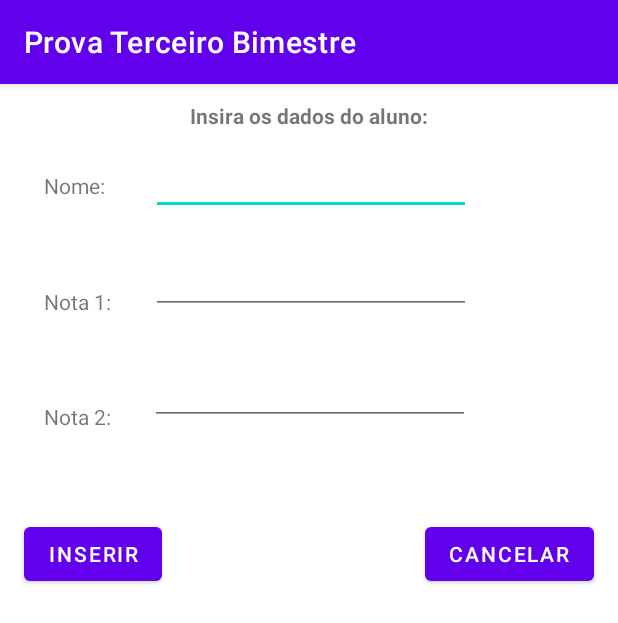
After one commit to JanSuno/Prova_Terceiro_Bimestre, an Android app: the fillStudentList screen opened directly, with no data from a screen before it, on a phone screen of 412 x 824 dp. The commit adds this screen. Shown: the top 623 px of the screen. Run offline under Robolectric (Android 15) with nearby library versions, the phone set to English and light mode, and no system bars.

Commit message:
Entrega quase finalizada

```diff
--- a/app/build.gradle
+++ b/app/build.gradle
@@ -25,6 +25,7 @@ android {
         sourceCompatibility JavaVersion.VERSION_1_8
         targetCompatibility JavaVersion.VERSION_1_8
     }
+    buildToolsVersion '30.0.3'
 }
 
 dependencies {
--- a/app/src/main/AndroidManifest.xml
+++ b/app/src/main/AndroidManifest.xml
@@ -10,6 +10,9 @@
         android:supportsRtl="true"
         android:theme="@style/Theme.ProvaTerceiroBimestre">
         <activity
+            android:name=".fillStudentList"
+            android:exported="true" />
+        <activity
             android:name=".MainActivity"
             android:exported="true">
             <intent-filter>
--- a/app/src/main/java/com/example/provaterceirobimestre/Student.java
+++ b/app/src/main/java/com/example/provaterceirobimestre/Student.java
@@ -1,6 +1,8 @@
 package com.example.provaterceirobimestre;
 
-public class Student {
+import java.io.Serializable;
+
+public class Student implements Serializable {
     private String name;
     private double average;
     private double grade1;
--- /dev/null
+++ b/app/src/main/java/com/example/provaterceirobimestre/fillStudentList.java
@@ -0,0 +1,66 @@
+package com.example.provaterceirobimestre;
+
+import androidx.appcompat.app.AppCompatActivity;
+
+import android.content.Intent;
+import android.os.Bundle;
+import android.view.View;
+import android.widget.Button;
+import android.widget.EditText;
+
+public class fillStudentList extends AppCompatActivity {
+
+    private EditText insertName;
+    private EditText insertGrade1;
+    private EditText insertGrade2;
+    private Button goBack;
+    private Button cancelAction;
+    @Override
+    protected void onCreate(Bundle savedInstanceState) {
+        super.onCreate(savedInstanceState);
+        setContentView(R.layout.activity_fill_student_list);
+        goBack = (Button) findViewById( R.id.goBack);
+        cancelAction = (Button) findViewById(R.id.cancelStudent);
+
+        goBack.setOnClickListener( new ListenerButtonReturn() );
+        cancelAction.setOnClickListener(new ListenerButtonCancel());
+    }
+    private class ListenerButtonReturn implements View.OnClickListener {
+        @Override
+        public void onClick(View view) {
+            String name, gr1, gr2;
+            double grade1, grade2, average;
+
+            insertName = (EditText) findViewById(R.id.insertName);
+            insertGrade1 = (EditText) findViewById(R.id.insertGrade1);
+            insertGrade2 = (EditText) findViewById(R.id.insertGrade2);
+
+            name = insertName.getText().toString();
+            gr1 = insertGrade1.getText().toString();
+            gr2 = insertGrade2.getText().toString();
+
+            grade1 = Double.parseDouble(gr1);
+            grade2 = Double.parseDouble(gr2);
+            average = (grade1 + grade2)/2;
+
+            Student student = new Student(name, grade1, grade2, average);
+
+            Intent i = new Intent(getApplicationContext(), MainActivity.class);
+
+            i.putExtra("Student", student);
+
+            setResult(RESULT_OK, i);
+
+            finish();
+        }
+    }
+    private class ListenerButtonCancel implements View.OnClickListener{
+        @Override
+        public void onClick(View view){
+            Intent i = new Intent(getApplicationContext(), MainActivity.class);
+            setResult(RESULT_CANCELED, i);
+            finish();
+        }
+    }
+
+}
--- /dev/null
+++ b/app/src/main/res/layout/activity_fill_student_list.xml
@@ -0,0 +1,116 @@
+<?xml version="1.0" encoding="utf-8"?>
+<androidx.constraintlayout.widget.ConstraintLayout xmlns:android="http://schemas.android.com/apk/res/android"
+    xmlns:app="http://schemas.android.com/apk/res-auto"
+    xmlns:tools="http://schemas.android.com/tools"
+    android:layout_width="match_parent"
+    android:layout_height="match_parent"
+    tools:context=".fillStudentList">
+
+    <TextView
+        android:id="@+id/textView"
+        android:layout_width="wrap_content"
+        android:layout_height="wrap_content"
+        android:text="Insira os dados do aluno:"
+        android:textStyle="bold"
+        app:layout_constraintBottom_toTopOf="@+id/insertName"
+        app:layout_constraintEnd_toEndOf="parent"
+        app:layout_constraintStart_toStartOf="parent"
+        app:layout_constraintTop_toTopOf="parent" />
+
+    <EditText
+        android:id="@+id/insertName"
+        android:layout_width="wrap_content"
+        android:layout_height="wrap_content"
+        android:ems="10"
+        android:inputType="textPersonName"
+        app:layout_constraintBottom_toBottomOf="parent"
+        app:layout_constraintEnd_toEndOf="parent"
+        app:layout_constraintHorizontal_bias="0.236"
+        app:layout_constraintStart_toEndOf="@+id/textView2"
+        app:layout_constraintTop_toTopOf="parent"
+        app:layout_constraintVertical_bias="0.058" />
+
+    <TextView
+        android:id="@+id/textView2"
+        android:layout_width="wrap_content"
+        android:layout_height="wrap_content"
+        android:text="Nome:"
+        app:layout_constraintBottom_toTopOf="@+id/textView3"
+        app:layout_constraintEnd_toEndOf="parent"
+        app:layout_constraintHorizontal_bias="0.079"
+        app:layout_constraintStart_toStartOf="parent"
+        app:layout_constraintTop_toTopOf="parent" />
+
+    <TextView
+        android:id="@+id/textView3"
+        android:layout_width="wrap_content"
+        android:layout_height="wrap_content"
+        android:text="Nota 1:"
+        app:layout_constraintBottom_toTopOf="@+id/textView4"
+        app:layout_constraintEnd_toEndOf="parent"
+        app:layout_constraintHorizontal_bias="0.079"
+        app:layout_constraintStart_toStartOf="parent"
+        app:layout_constraintTop_toBottomOf="@+id/textView2" />
+
+    <TextView
+        android:id="@+id/textView4"
+        android:layout_width="wrap_content"
+        android:layout_height="wrap_content"
+        android:text="Nota 2:"
+        app:layout_constraintBottom_toTopOf="@+id/goBack"
+        app:layout_constraintEnd_toEndOf="parent"
+        app:layout_constraintHorizontal_bias="0.079"
+        app:layout_constraintStart_toStartOf="parent"
+        app:layout_constraintTop_toBottomOf="@+id/textView3" />
+
+    <EditText
+        android:id="@+id/insertGrade1"
+        android:layout_width="wrap_content"
+        android:layout_height="wrap_content"
+        android:layout_marginStart="24dp"
+        android:ems="10"
+        android:inputType="textPersonName"
+        app:layout_constraintBottom_toTopOf="@+id/insertGrade2"
+        app:layout_constraintEnd_toEndOf="parent"
+        app:layout_constraintHorizontal_bias="0.028"
+        app:layout_constraintStart_toEndOf="@+id/textView3"
+        app:layout_constraintTop_toBottomOf="@+id/insertName"
+        app:layout_constraintVertical_bias="0.418" />
+
+    <EditText
+        android:id="@+id/insertGrade2"
+        android:layout_width="wrap_content"
+        android:layout_height="wrap_content"
+        android:ems="10"
+        android:inputType="textPersonName"
+        app:layout_constraintBottom_toBottomOf="parent"
+        app:layout_constraintEnd_toEndOf="parent"
+        app:layout_constraintHorizontal_bias="0.208"
+        app:layout_constraintStart_toEndOf="@+id/textView4"
+        app:layout_constraintTop_toTopOf="@+id/textView"
+        app:layout_constraintVertical_bias="0.24" />
+
+    <Button
+        android:id="@+id/goBack"
+        android:layout_width="wrap_content"
+        android:layout_height="wrap_content"
+        android:text="Inserir"
+        app:layout_constraintBottom_toBottomOf="parent"
+        app:layout_constraintEnd_toStartOf="@+id/cancelStudent"
+        app:layout_constraintHorizontal_bias="0.084"
+        app:layout_constraintStart_toStartOf="parent"
+        app:layout_constraintTop_toTopOf="parent"
+        app:layout_constraintVertical_bias="0.402" />
+
+    <Button
+        android:id="@+id/cancelStudent"
+        android:layout_width="wrap_content"
+        android:layout_height="wrap_content"
+        android:text="Cancelar"
+        app:layout_constraintBottom_toBottomOf="parent"
+        app:layout_constraintEnd_toEndOf="parent"
+        app:layout_constraintHorizontal_bias="0.946"
+        app:layout_constraintStart_toStartOf="parent"
+        app:layout_constraintTop_toTopOf="parent"
+        app:layout_constraintVertical_bias="0.402" />
+</androidx.constraintlayout.widget.ConstraintLayout>
--- a/app/src/main/res/layout/activity_main.xml
+++ b/app/src/main/res/layout/activity_main.xml
@@ -19,7 +19,7 @@
         app:layout_constraintTop_toTopOf="parent" />
 
     <Button
-        android:id="@+id/button"
+        android:id="@+id/insertStudent"
         android:layout_width="293dp"
         android:layout_height="56dp"
         android:layout_marginBottom="36dp"
--- a/app/src/main/res/layout/list.xml
+++ b/app/src/main/res/layout/list.xml
@@ -48,5 +48,6 @@
         app:layout_constraintEnd_toStartOf="@+id/lblMedia"
         app:layout_constraintHorizontal_bias="0.375"
         app:layout_constraintStart_toEndOf="@+id/lblNota1"
+        app:layout_constraintTop_toBottomOf="@+id/lblNome"
         tools:layout_editor_absoluteY="40dp" />
 </androidx.constraintlayout.widget.ConstraintLayout>
```
Also changed, not shown: app/src/main/java/com/example/provaterceirobimestre/MainActivity.java (+49 -4 lines).
